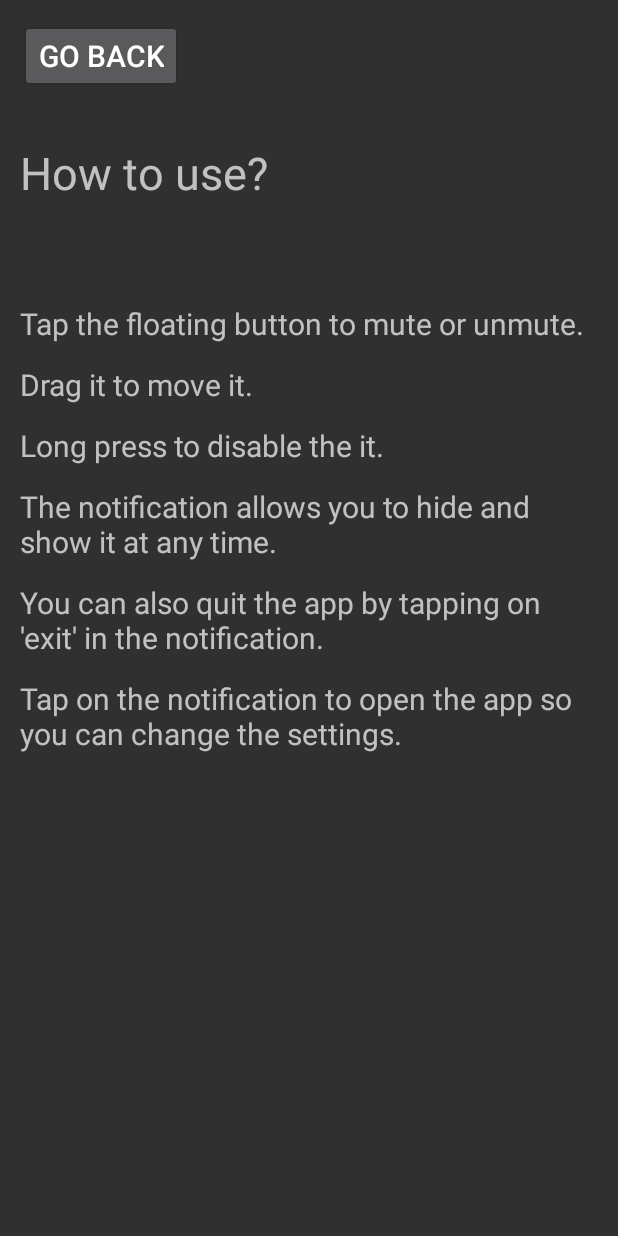
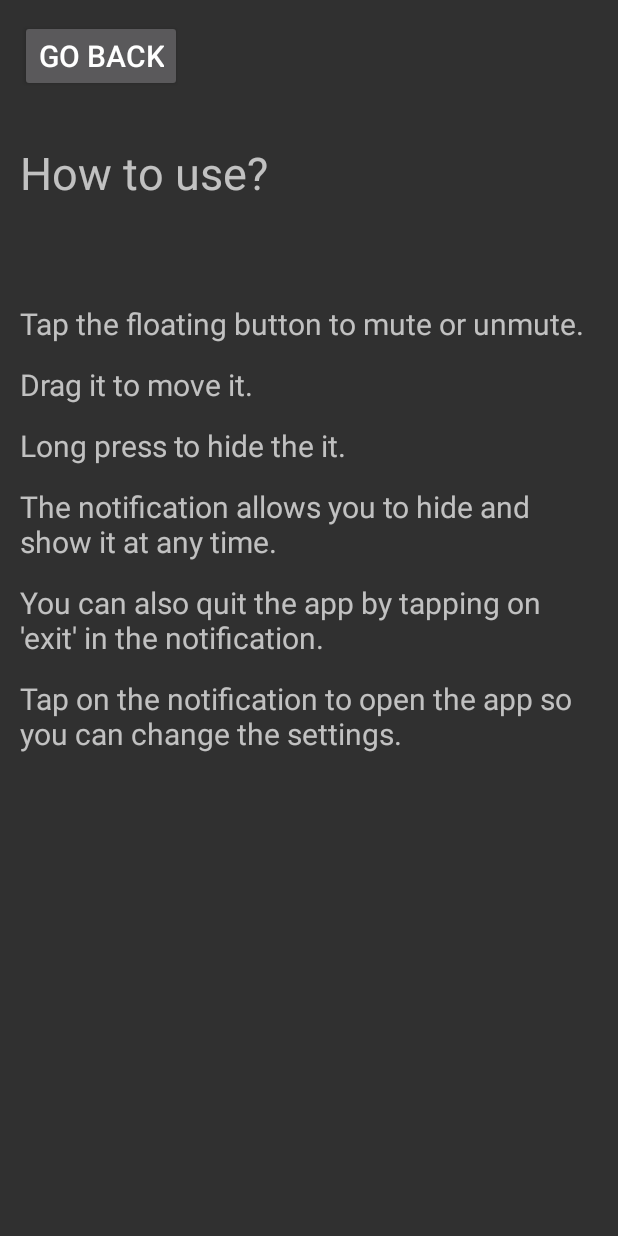
Before and after one commit to mkalmousli/FloatingMute, an Android app: the screen it shows after launch (MainActivity), after a tap on "HOW TO USE?", on a phone screen of 412 x 824 dp. Run offline under Robolectric (Android 15) with nearby library versions, the phone set to English and light mode, and no system bars.

Commit message:
hide it instead of stopping it on long press

```diff
--- a/app/src/main/java/com/github/mkalmousli/floating_mute/FloatingViewService.kt
+++ b/app/src/main/java/com/github/mkalmousli/floating_mute/FloatingViewService.kt
@@ -162,7 +162,7 @@ class FloatingViewService : Service() {
                     holdJob = scope.launch {
                         delay(600)
                         if (!isDragging) {
-                            modeFlow.emit(Mode.Disabled)
+                            modeFlow.emit(Mode.Hidden)
                         }
                     }
                 }
@@ -311,10 +311,10 @@ class FloatingViewService : Service() {
 
             when (mode) {
                 Mode.Enabled -> {
-                    setContentText("Enabled. Tap to open the app.")
+                    setContentText("Enabled. Hide or tap here to open the app.")
                 }
                 else -> {
-                    setContentText("Disabled, tap to show.")
+                    setContentText("Currently hidden. Show, or tap here to open the app.")
                 }
             }
 
--- a/app/src/main/java/com/github/mkalmousli/floating_mute/fragments/HowToUseFragment.kt
+++ b/app/src/main/java/com/github/mkalmousli/floating_mute/fragments/HowToUseFragment.kt
@@ -48,7 +48,7 @@ class HowToUseFragment : Fragment() {
             val instructions = arrayListOf(
                 "Tap the floating button to mute or unmute.",
                 "Drag it to move it.",
-                "Long press to disable the it.",
+                "Long press to hide the it.",
                 "The notification allows you to hide and show it at any time.",
                 "You can also quit the app by tapping on 'exit' in the notification.",
                 "Tap on the notification to open the app so you can change the settings."
```
Also changed, not shown: 2 other files.
